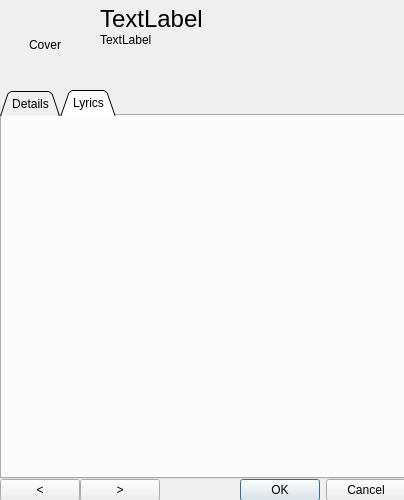
This is app/src/dialoginfo.ui in intelek2al/CPP-Uamp as Qt 5 draws it before an edit. The edited form follows.
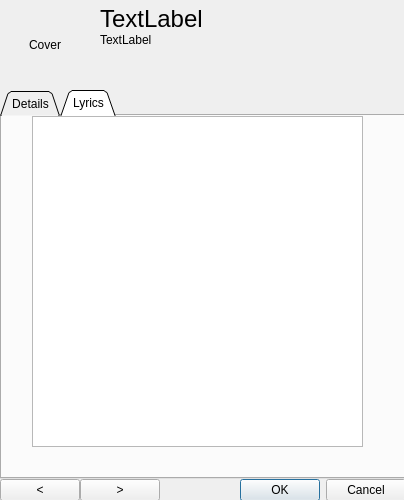
This is the edited form. The open tabs and pages were chosen to show the change. Custom widgets are drawn as their Qt base class.

Patch:
```diff
--- a/app/src/dialoginfo.ui
+++ b/app/src/dialoginfo.ui
@@ -657,6 +657,16 @@
          <attribute name="title">
           <string>Lyrics</string>
          </attribute>
+         <widget class="QTextEdit" name="line_lyrics">
+          <property name="geometry">
+           <rect>
+            <x>30</x>
+            <y>0</y>
+            <width>331</width>
+            <height>331</height>
+           </rect>
+          </property>
+         </widget>
         </widget>
        </widget>
       </item>
```
